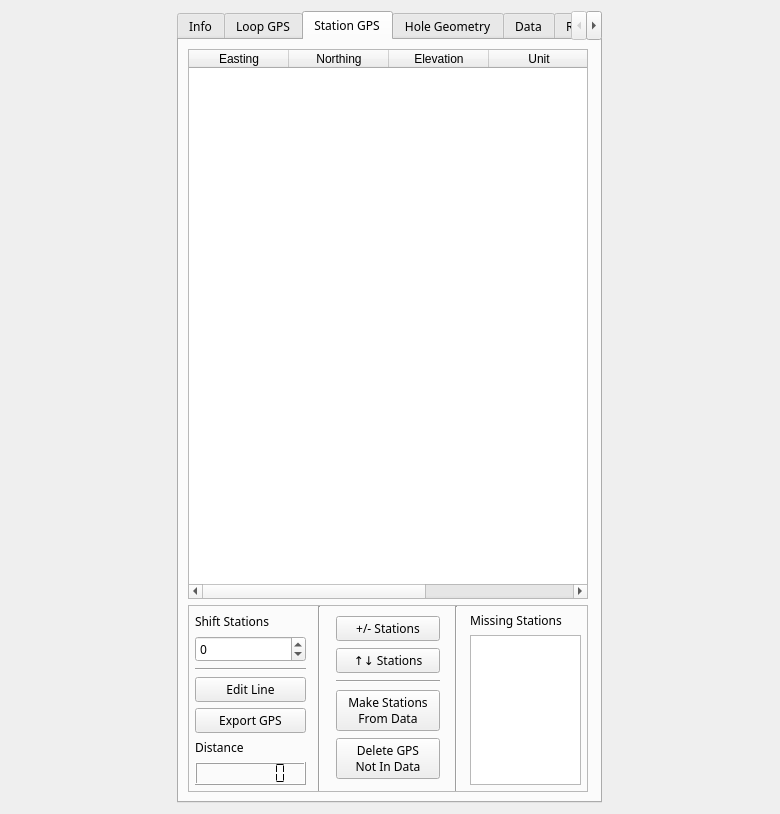
Before: the Qt Designer form src/qt_ui/pem_info_widget.ui in Eric-Meunier/Processor-Suite, drawn with Qt 5.
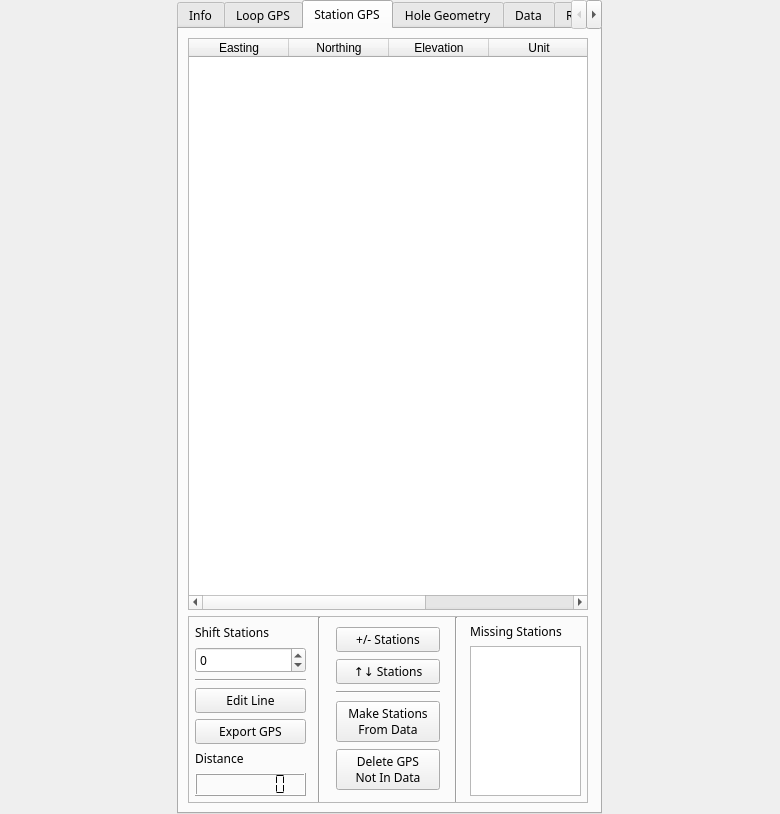
After: the same form once the commit is applied.

Patch:
```diff
--- a/src/qt_ui/pem_info_widget.ui
+++ b/src/qt_ui/pem_info_widget.ui
@@ -26,6 +26,21 @@
    <string>Form</string>
   </property>
   <layout class="QGridLayout" name="gridLayout">
+   <property name="leftMargin">
+    <number>0</number>
+   </property>
+   <property name="topMargin">
+    <number>0</number>
+   </property>
+   <property name="rightMargin">
+    <number>0</number>
+   </property>
+   <property name="bottomMargin">
+    <number>0</number>
+   </property>
+   <property name="spacing">
+    <number>0</number>
+   </property>
    <item row="1" column="0">
     <widget class="QTabWidget" name="tabs">
      <property name="sizePolicy">
```
Left out of the diff: 6 changed lines with no effect on the pictures.
